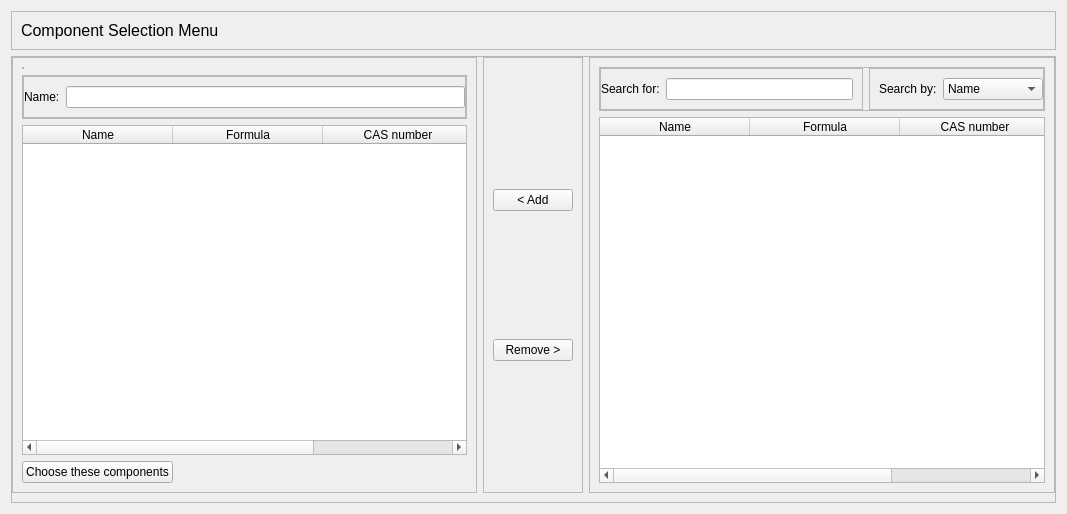
Before: the Qt Designer form addon/pycThermopack/pyctp/gui/widgets/layouts/component_select_widget.ui in thermotools/thermopack, drawn with Qt 5.
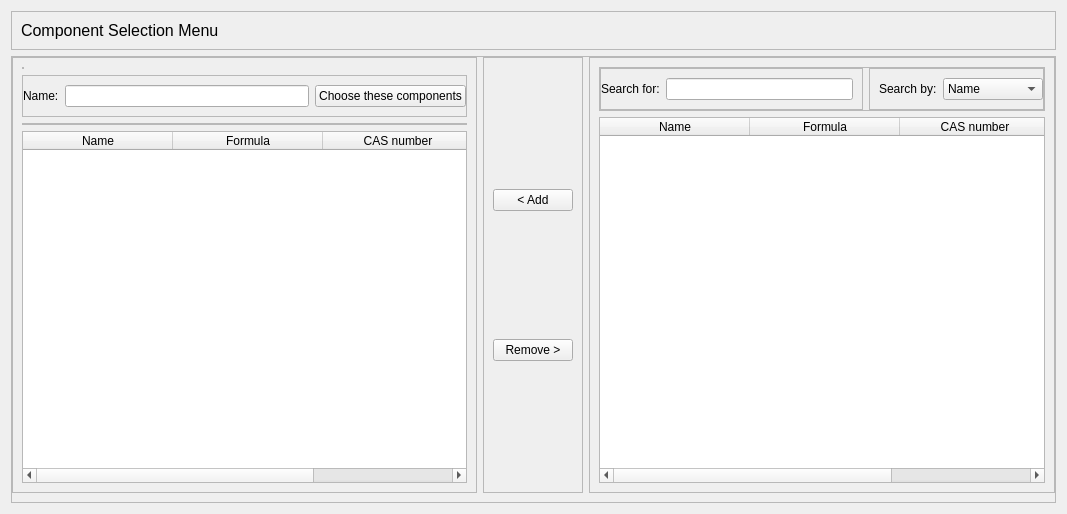
After: the same form once the commit is applied.

Patch:
```diff
--- a/addon/pycThermopack/pyctp/gui/widgets/layouts/component_select_widget.ui
+++ b/addon/pycThermopack/pyctp/gui/widgets/layouts/component_select_widget.ui
@@ -104,27 +104,6 @@
           </widget>
          </item>
          <item>
-          <widget class="QFrame" name="frame_11">
-           <property name="frameShape">
-            <enum>QFrame::StyledPanel</enum>
-           </property>
-           <property name="frameShadow">
-            <enum>QFrame::Raised</enum>
-           </property>
-           <layout class="QHBoxLayout" name="horizontalLayout_4">
-            <property name="leftMargin">
-             <number>0</number>
-            </property>
-            <property name="topMargin">
-             <number>0</number>
-            </property>
-            <property name="rightMargin">
-             <number>0</number>
-            </property>
-            <property name="bottomMargin">
-             <number>0</number>
-            </property>
-            <item>
              <widget class="QFrame" name="frame_15">
               <property name="sizePolicy">
                <sizepolicy hsizetype="Preferred" vsizetype="Preferred">
@@ -138,7 +117,7 @@
               <property name="frameShadow">
                <enum>QFrame::Raised</enum>
               </property>
-              <layout class="QFormLayout" name="formLayout_7">
+           <layout class="QGridLayout" name="gridLayout">
                <property name="leftMargin">
                 <number>0</number>
                </property>
@@ -180,9 +159,43 @@
                  </property>
                 </widget>
                </item>
+            <item row="0" column="2">
+             <widget class="QPushButton" name="choose_components_button">
+              <property name="sizePolicy">
+               <sizepolicy hsizetype="Maximum" vsizetype="Fixed">
+                <horstretch>0</horstretch>
+                <verstretch>0</verstretch>
+               </sizepolicy>
+              </property>
+              <property name="text">
+               <string>Choose these components</string>
+              </property>
+             </widget>
+            </item>
               </layout>
              </widget>
             </item>
+         <item>
+          <widget class="QFrame" name="frame_11">
+           <property name="frameShape">
+            <enum>QFrame::StyledPanel</enum>
+           </property>
+           <property name="frameShadow">
+            <enum>QFrame::Raised</enum>
+           </property>
+           <layout class="QHBoxLayout" name="horizontalLayout_4">
+            <property name="leftMargin">
+             <number>0</number>
+            </property>
+            <property name="topMargin">
+             <number>0</number>
+            </property>
+            <property name="rightMargin">
+             <number>0</number>
+            </property>
+            <property name="bottomMargin">
+             <number>0</number>
+            </property>
            </layout>
           </widget>
          </item>
@@ -253,19 +266,6 @@
            </column>
           </widget>
          </item>
-         <item>
-          <widget class="QPushButton" name="choose_components_button">
-           <property name="sizePolicy">
-            <sizepolicy hsizetype="Maximum" vsizetype="Fixed">
-             <horstretch>0</horstretch>
-             <verstretch>0</verstretch>
-            </sizepolicy>
-           </property>
-           <property name="text">
-            <string>Choose these components</string>
-           </property>
-          </widget>
-         </item>
         </layout>
        </widget>
       </item>
```
Lines whose indentation alone changed are shown as unchanged.
